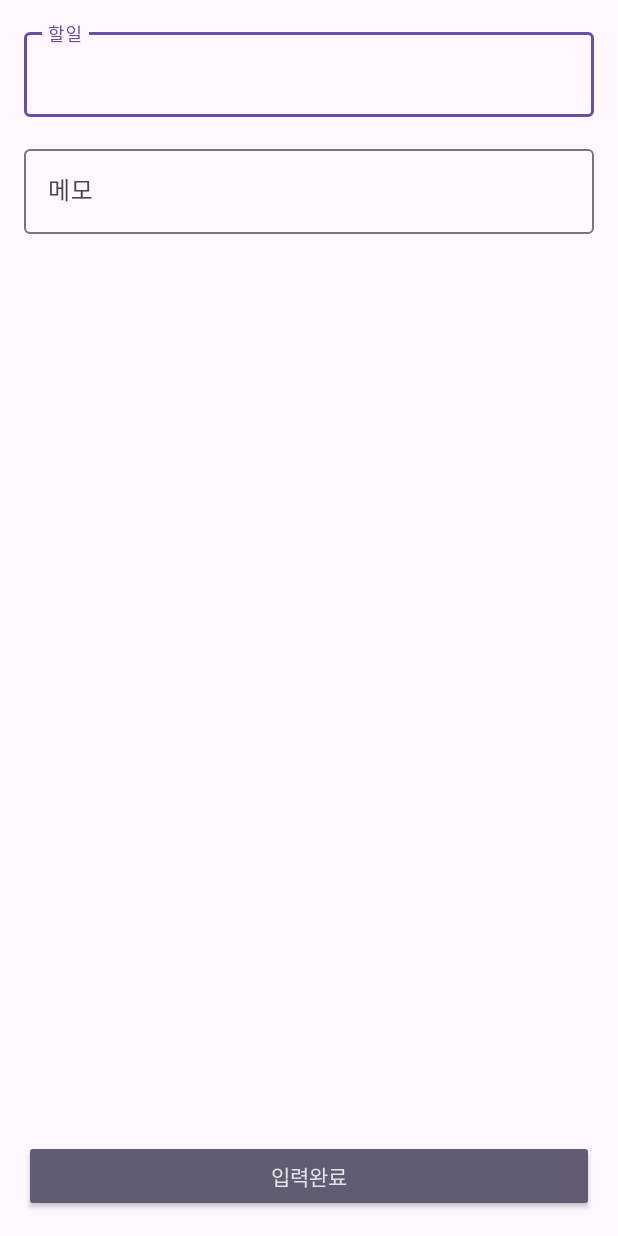
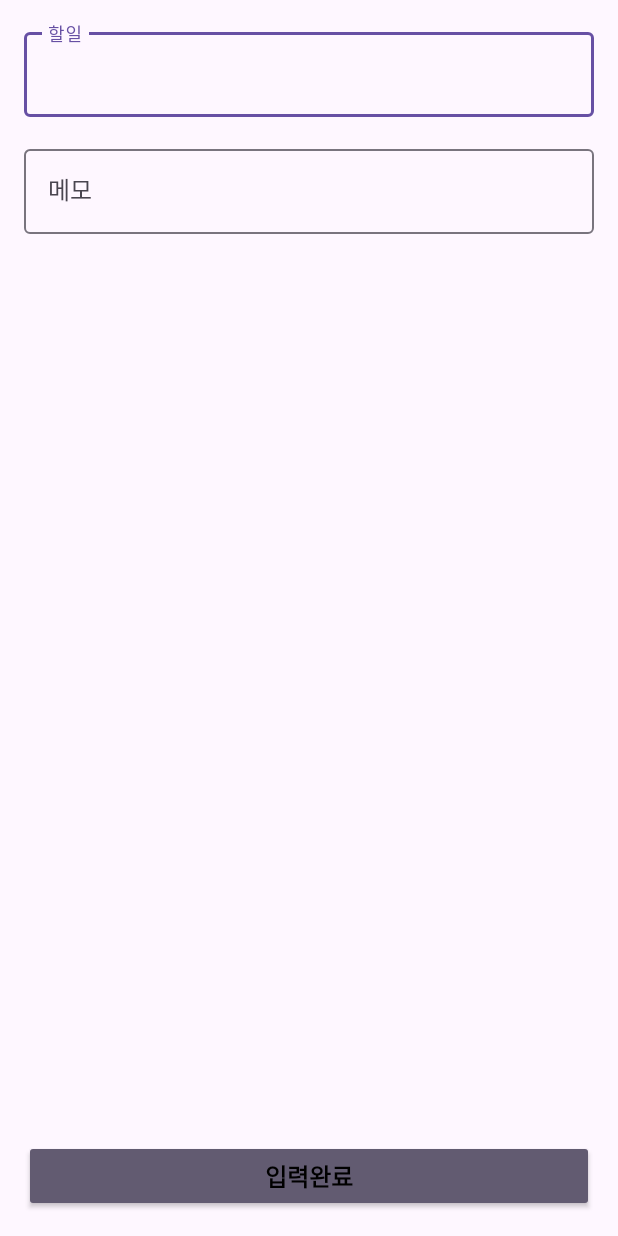
Before and after one commit to FastCampus-AOS/part3_chapter7, an Android app: the InputActivity screen opened directly, with no data from a screen before it, on a phone screen of 412 x 824 dp. Run offline under Robolectric (Android 15) with nearby library versions, the phone set to English and light mode, and no system bars; our stand-ins replace Dagger/Hilt's generated code, data binding.

Commit message:
테마 적용하기 2

```diff
--- a/app/src/main/res/layout/activity_input.xml
+++ b/app/src/main/res/layout/activity_input.xml
@@ -32,7 +32,8 @@
                 android:layout_height="match_parent"
                 android:hint="할일"
                 android:inputType="textMultiLine"
-                android:text="@{viewModel.content}">
+                android:text="@{viewModel.content}"
+                android:textAppearance="@style/TextAppearance.App.Large">
 
                 <requestFocus />
             </com.google.android.material.textfield.TextInputEditText>
@@ -55,7 +56,8 @@
                 android:hint="메모"
                 android:imeOptions="actionDone"
                 android:inputType="text"
-                android:text="@{viewModel.memo}" />
+                android:text="@{viewModel.memo}"
+                android:textAppearance="@style/TextAppearance.App.Large" />
         </com.google.android.material.textfield.TextInputLayout>
 
         <androidx.appcompat.widget.AppCompatButton
@@ -68,6 +70,7 @@
             android:paddingHorizontal="@dimen/padding"
             android:paddingVertical="@dimen/padding_small"
             android:text="입력완료"
+            android:textAppearance="@style/TextAppearance.App.Large.Bold"
             app:layout_constraintBottom_toBottomOf="parent"
             app:layout_constraintEnd_toEndOf="parent"
             app:layout_constraintStart_toStartOf="parent" />
--- a/app/src/main/res/layout/activity_main.xml
+++ b/app/src/main/res/layout/activity_main.xml
@@ -22,6 +22,7 @@
             android:layout_height="wrap_content"
             android:gravity="center"
             android:text="데이터가 없습니다.\n데이터를 추가해 주세요."
+            android:textAppearance="@style/TextAppearance.App.Small"
             app:layout_constraintBottom_toBottomOf="parent"
             app:layout_constraintEnd_toEndOf="parent"
             app:layout_constraintStart_toStartOf="parent"
--- a/app/src/main/res/layout/item_content.xml
+++ b/app/src/main/res/layout/item_content.xml
@@ -28,6 +28,7 @@
             android:checked="@{item.done}"
             android:onCheckedChanged="@{(button, check) -> handler.onCheckedItem(item, check)}"
             android:text="@{item.content}"
+            android:textAppearance="@style/TextAppearance.App.Large.Bold"
             android:textSize="18sp"
             android:textStyle="bold"
             app:layout_constraintEnd_toEndOf="parent"
@@ -43,6 +44,7 @@
             android:drawablePadding="@dimen/padding_small"
             android:hint="없음"
             android:text="@{item.memo"
+            android:textAppearance="@style/TextAppearance.App.Small"
             android:textColorHint="#CCCCCC"
             app:layout_constraintEnd_toEndOf="parent"
             app:layout_constraintStart_toStartOf="parent"
--- /dev/null
+++ b/app/src/main/res/values/style.xml
@@ -0,0 +1,25 @@
+<?xml version="1.0" encoding="utf-8"?>
+<resources>
+    <style name="TextAppearance.App" parent="TextAppearance.AppCompat">
+        <item name="android:textSize">@dimen/text_medium</item>
+        <item name="android:textColor">@color/black</item>
+        <item name="hintTextColor">#CCCCCC</item>
+    </style>
+
+    <style name="TextAppearance.App.Large" parent="TextAppearance.App">
+        <item name="android:textSize">@dimen/text_large</item>
+    </style>
+
+    <style name="TextAppearance.App.Large.Bold" parent="TextAppearance.App.Large">
+        <item name="android:textStyle">bold</item>
+    </style>
+
+    <style name="TextAppearance.App.Small" parent="TextAppearance.App">
+        <item name="android:textSize">@dimen/text_small</item>
+    </style>
+
+    <style name="TextAppearance.App.Small.Bold" parent="TextAppearance.App.Small">
+        <item name="android:textStyle">bold</item>
+    </style>
+
+</resources>
```
